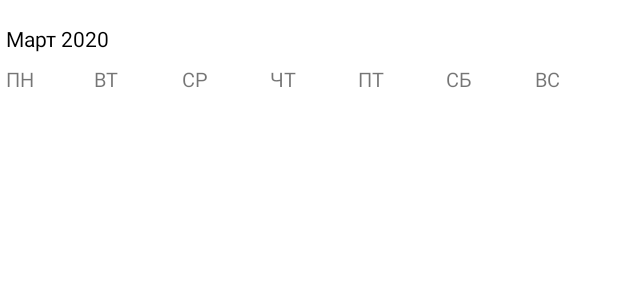
After one commit to AnadolStudio/Femina, an Android app: the layout calendar_month_header_layout.xml on its own in the app's theme, with its tools: preview values and no code run, on a phone screen of 412 x 824 dp. The commit adds this screen. Shown: the top 300 px of the screen. Run offline under Robolectric (Android 15) with nearby library versions, the phone set to English and light mode, and no system bars.

Commit message:
add base calendar code

```diff
--- a/app/build.gradle
+++ b/app/build.gradle
@@ -49,6 +49,7 @@ android {
     }
 
     compileOptions {
+        coreLibraryDesugaringEnabled true
         sourceCompatibility JavaVersion.VERSION_11
         targetCompatibility JavaVersion.VERSION_11
     }
@@ -117,6 +118,9 @@ dependencies {
     // BottomTabBar
     implementation 'com.aurelhubert:ahbottomnavigation:2.3.4'
 
+    // Calendar
+    implementation 'com.kizitonwose.calendar:view:2.3.0'
+
     testImplementation 'junit:junit:4.13.2'
     androidTestImplementation 'androidx.test.ext:junit:1.1.5'
     androidTestImplementation 'androidx.test.espresso:espresso-core:3.5.1'
@@ -124,4 +128,6 @@ dependencies {
 
     // AppIntro
     implementation 'com.github.AppIntro:AppIntro:6.2.0'
+
+    coreLibraryDesugaring 'com.android.tools:desugar_jdk_libs:1.1.6'
 }
--- /dev/null
+++ b/app/src/main/res/layout/calendar_month_header_layout.xml
@@ -0,0 +1,89 @@
+<?xml version="1.0" encoding="utf-8"?>
+<androidx.constraintlayout.widget.ConstraintLayout xmlns:android="http://schemas.android.com/apk/res/android"
+    xmlns:app="http://schemas.android.com/apk/res-auto"
+    xmlns:tools="http://schemas.android.com/tools"
+    android:layout_width="match_parent"
+    android:layout_height="match_parent">
+
+    <TextView
+        android:id="@+id/calendar_month_header_month_title"
+        android:layout_width="match_parent"
+        android:layout_height="wrap_content"
+        android:layout_marginTop="16dp"
+        android:paddingHorizontal="4dp"
+        android:textColor="@android:color/black"
+        app:layout_constraintEnd_toEndOf="parent"
+        app:layout_constraintStart_toStartOf="parent"
+        app:layout_constraintTop_toTopOf="parent"
+        tools:text="Март 2020" />
+
+    <LinearLayout
+        android:id="@+id/calendar_month_header_legend"
+        android:layout_width="match_parent"
+        android:layout_height="wrap_content"
+        android:layout_marginTop="8dp"
+        android:gravity="center"
+        android:orientation="horizontal"
+        app:layout_constraintEnd_toEndOf="parent"
+        app:layout_constraintStart_toStartOf="parent"
+        app:layout_constraintTop_toBottomOf="@+id/calendar_month_header_month_title"
+        tools:ignore="HardcodedText">
+
+        <TextView
+            android:id="@+id/calendar_month_header_legend_first_day"
+            style="@style/CalendarDayLegend"
+            android:layout_width="0dp"
+            android:layout_height="wrap_content"
+            android:layout_weight="1"
+            tools:text="ПН" />
+
+        <TextView
+            android:id="@+id/calendar_month_header_legend_second_day"
+            style="@style/CalendarDayLegend"
+            android:layout_width="0dp"
+            android:layout_height="wrap_content"
+            android:layout_weight="1"
+            tools:text="ВТ" />
+
+        <TextView
+            android:id="@+id/calendar_month_header_legend_third_day"
+            style="@style/CalendarDayLegend"
+            android:layout_width="0dp"
+            android:layout_height="wrap_content"
+            android:layout_weight="1"
+            tools:text="СР" />
+
+        <TextView
+            android:id="@+id/calendar_month_header_legend_fourth_day"
+            style="@style/CalendarDayLegend"
+            android:layout_width="0dp"
+            android:layout_height="wrap_content"
+            android:layout_weight="1"
+            tools:text="ЧТ" />
+
+        <TextView
+            android:id="@+id/calendar_month_header_legend_fifth_day"
+            style="@style/CalendarDayLegend"
+            android:layout_width="0dp"
+            android:layout_height="wrap_content"
+            android:layout_weight="1"
+            tools:text="ПТ" />
+
+        <TextView
+            android:id="@+id/calendar_month_header_legend_sixth_day"
+            style="@style/CalendarDayLegend"
+            android:layout_width="0dp"
+            android:layout_height="wrap_content"
+            android:layout_weight="1"
+            tools:text="СБ" />
+
+        <TextView
+            android:id="@+id/calendar_month_header_legend_seventh_day"
+            style="@style/CalendarDayLegend"
+            android:layout_width="0dp"
+            android:layout_height="wrap_content"
+            android:layout_weight="1"
+            tools:text="ВС" />
+    </LinearLayout>
+
+</androidx.constraintlayout.widget.ConstraintLayout>
--- a/app/src/main/res/values/colors.xml
+++ b/app/src/main/res/values/colors.xml
@@ -11,4 +11,7 @@
     <color name="accentColor">#FF6200EE</color>
     <color name="onboardingSecondaryProgressColor">#B6B3B3</color>
 
+    <color name="light_gray">#989FA6</color>
+    <color name="light_ui_background">#F5F6F7</color>
+
 </resources>
--- a/app/src/main/res/values/styles.xml
+++ b/app/src/main/res/values/styles.xml
@@ -10,4 +10,10 @@
         <item name="android:windowIsFloating">false</item>
     </style>
 
+    <style name="CalendarDayLegend">
+        <item name="android:textSize">13sp</item>
+        <item name="android:gravity">start</item>
+        <item name="android:paddingStart">4dp</item>
+    </style>
+
 </resources>
```
Also changed, not shown: app/src/main/java/com/anadolstudio/femina/ui/calendar/CalendarDayViewContainer.kt (added, +59 -0 lines), app/src/main/java/com/anadolstudio/femina/ui/calendar/CalendarFragment.kt (+84 -1 lines), app/src/main/java/com/anadolstudio/femina/ui/calendar/CalendarMonthHeaderViewContainer.kt (added, +30 -0 lines), app/src/main/java/com/anadolstudio/femina/utils/MonthMapper.kt (added, +113 -0 lines), app/src/main/res/drawable/ic_point.xml (added, +11 -0 lines), app/src/main/res/drawable/ripple_close_transparent_button.xml (added, +17 -0 lines), app/src/main/res/layout/calendar_day_layout.xml (added, +29 -0 lines), app/src/main/res/layout/fragment_calendar.xml (+12 -10 lines).
